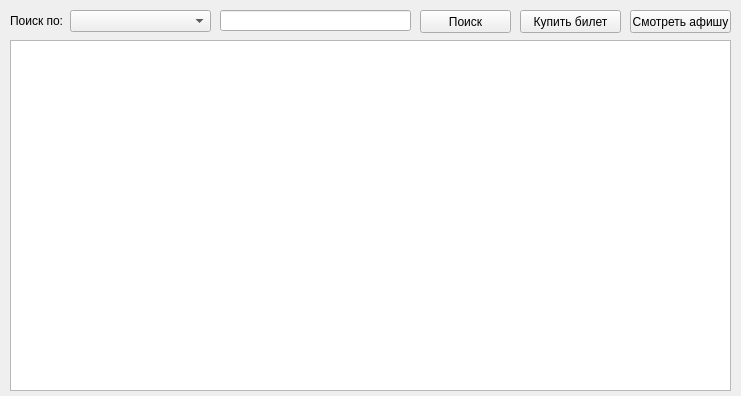
Above: user_main_window.ui from fivan999/cinema-controlling-system before the change. Below: the same form after it.
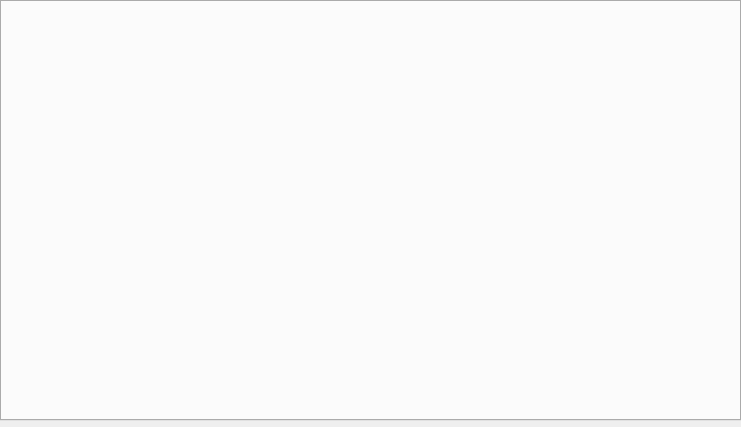
That is the form after the change.

Commit message: created_user_profile

Diff of the .ui file:
```diff
--- a/user_main_window.ui
+++ b/user_main_window.ui
@@ -7,95 +7,23 @@
     <x>0</x>
     <y>0</y>
     <width>741</width>
-    <height>396</height>
+    <height>427</height>
    </rect>
   </property>
   <property name="windowTitle">
    <string>MainWindow</string>
   </property>
   <widget class="QWidget" name="centralwidget">
-   <widget class="QTableWidget" name="films_table_data">
+   <widget class="QTabWidget" name="tabWidget">
     <property name="geometry">
      <rect>
-      <x>10</x>
-      <y>40</y>
-      <width>721</width>
-      <height>351</height>
+      <x>0</x>
+      <y>0</y>
+      <width>741</width>
+      <height>421</height>
      </rect>
     </property>
    </widget>
-   <widget class="QLabel" name="label">
-    <property name="geometry">
-     <rect>
-      <x>10</x>
-      <y>10</y>
-      <width>61</width>
-      <height>21</height>
-     </rect>
-    </property>
-    <property name="text">
-     <string>Поиск по:</string>
-    </property>
-   </widget>
-   <widget class="QComboBox" name="search_by_box">
-    <property name="geometry">
-     <rect>
-      <x>70</x>
-      <y>10</y>
-      <width>141</width>
-      <height>22</height>
-     </rect>
-    </property>
-   </widget>
-   <widget class="QPushButton" name="search_button">
-    <property name="geometry">
-     <rect>
-      <x>420</x>
-      <y>10</y>
-      <width>91</width>
-      <height>23</height>
-     </rect>
-    </property>
-    <property name="text">
-     <string>Поиск</string>
-    </property>
-   </widget>
-   <widget class="QLineEdit" name="search_edit">
-    <property name="geometry">
-     <rect>
-      <x>220</x>
-      <y>10</y>
-      <width>191</width>
-      <height>21</height>
-     </rect>
-    </property>
-   </widget>
-   <widget class="QPushButton" name="buy_ticket_button">
-    <property name="geometry">
-     <rect>
-      <x>520</x>
-      <y>10</y>
-      <width>101</width>
-      <height>23</height>
-     </rect>
-    </property>
-    <property name="text">
-     <string>Купить билет</string>
-    </property>
-   </widget>
-   <widget class="QPushButton" name="afisha_button">
-    <property name="geometry">
-     <rect>
-      <x>630</x>
-      <y>10</y>
-      <width>101</width>
-      <height>23</height>
-     </rect>
-    </property>
-    <property name="text">
-     <string>Смотреть афишу</string>
-    </property>
-   </widget>
   </widget>
  </widget>
  <resources/>
```
The commit also changes 4 other files.
